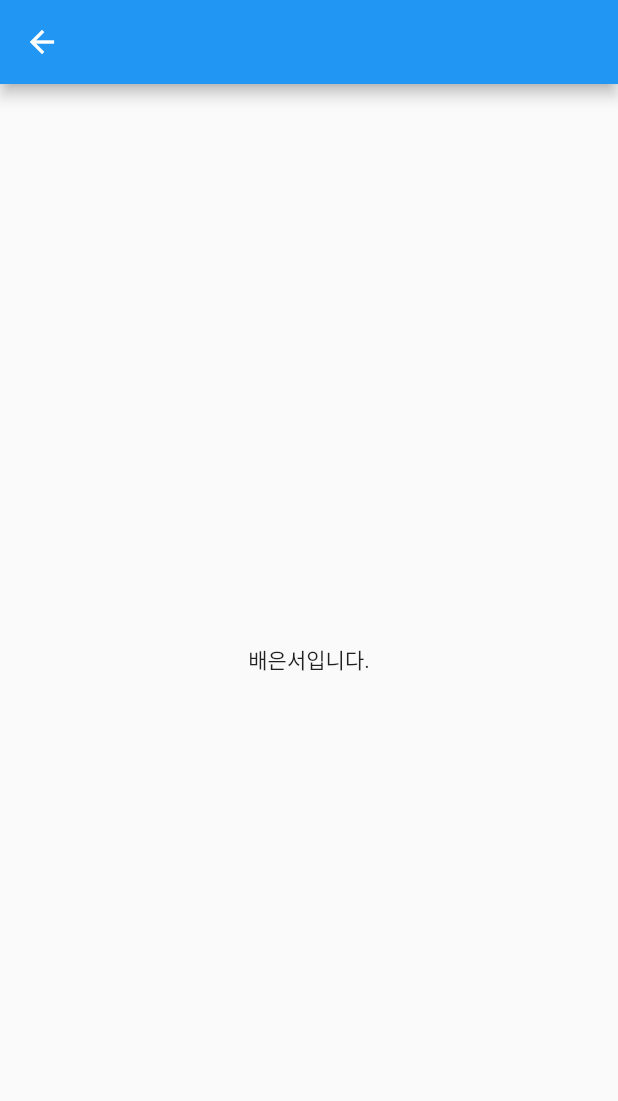
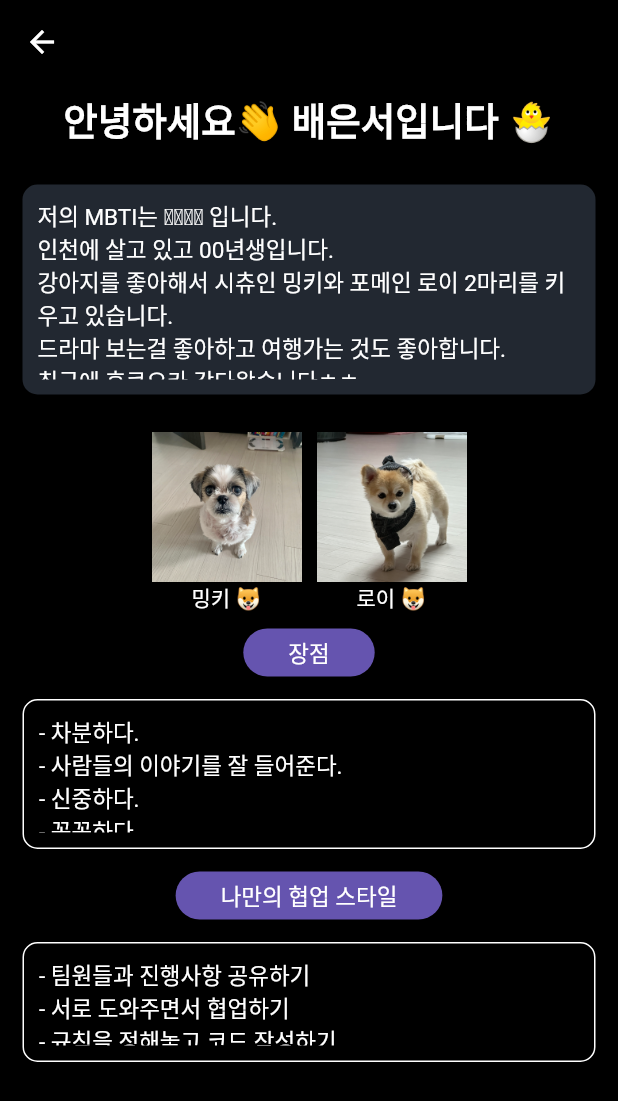
Before and after one commit to ThePerfectMartini/sparta_7th_iOS_team10, a Flutter app: the bes screen opened directly, on a phone screen of 412 x 824 dp. Shown: the top 1101 px of the screen. Run offline on Flutter 3.47's test engine with Material 2 defaults, Android fonts, the phone set to English and light mode, and no system bars.

Commit message:
자기소개 페이지 구현

```diff
--- a/lib/bes.dart
+++ b/lib/bes.dart
@@ -8,10 +8,86 @@ class bes extends StatelessWidget {
   @override
   Widget build(BuildContext context) {
     return Scaffold(
-      appBar: AppBar(),
-      body: Center(
-        child: Text("배은서입니다."),
-      ),
+      backgroundColor: Colors.black,
+      appBar: AppBar(backgroundColor: Colors.black,),
+      body: Container(
+          child: Center(
+              child: Column(
+                mainAxisAlignment: MainAxisAlignment.start,
+                children: [
+                Padding(
+                  padding: EdgeInsets.only(top: 5, left: 20, right: 20, bottom: 10),
+                  child: Text('안녕하세요👋 배은서입니다 🐣',
+                    style: TextStyle(fontSize: 25, fontWeight: FontWeight.bold, color: Colors.white),
+                    textAlign: TextAlign.center,)
+                ),
+                Padding(
+                  padding: EdgeInsets.all(15),
+                  child: Container(
+                    width: 400, height: 140,
+                    decoration: BoxDecoration(borderRadius: BorderRadius.circular(10), color: Color.fromRGBO(34, 40, 49, 1)),
+                    padding: EdgeInsets.all(10),
+                    child: Text('저의 MBTI는 𝐈𝐒𝐓𝑱 입니다. \n인천에 살고 있고 00년생입니다.\n'
+                        '강아지를 좋아해서 시츄인 밍키와 포메인 로이 2마리를 키우고 있습니다.\n'
+                        '드라마 보는걸 좋아하고 여행가는 것도 좋아합니다. \n최근에 후쿠오카 갔다왔습니다ㅎㅎ',
+                      style: TextStyle(fontSize: 15, color: Colors.white),),),
+                ),
+                  Padding(
+                    padding: EdgeInsets.all(5),
+                    child: Row(
+                      mainAxisAlignment: MainAxisAlignment.center,
+                      children: [
+                        Padding(
+                          padding: EdgeInsets.all(5),
+                          child: Column(
+                            children: [
+                              Image.asset('image/minky.jpg', width: 100, height: 100),
+                              Text('밍키 🐶︎', style: TextStyle(color: Colors.white),)
+                            ],),),
+                        Padding(
+                          padding: EdgeInsets.all(5),
+                          child: Column(
+                            children: [
+                              Image.asset('image/roy.jpg', width: 100, height: 100,),
+                              Text('로이 🐶︎', style: TextStyle(color: Colors.white),)
+                            ],),),
+                    ],),
+                  ),
+                  Container(
+                    decoration: BoxDecoration(borderRadius: BorderRadius.circular(20), color: Color.fromRGBO(101, 84, 175, 1)),
+                    padding: EdgeInsets.only(top: 5, right: 30, bottom: 5, left: 30),
+                    child: Text('장점', textAlign: TextAlign.start, style: TextStyle(fontSize: 15, color: Colors.white)),
+                  ),
+                  Padding(
+                    padding: EdgeInsets.all(15),
+                    child: Container(
+                      width: 400, height: 100,
+                      decoration: BoxDecoration(
+                          border: Border.all(color: Colors.white),
+                          borderRadius: BorderRadius.circular(10)),
+                      padding: EdgeInsets.all(10),
+                      child: Text('- 차분하다. \n- 사람들의 이야기를 잘 들어준다.\n- 신중하다.\n- 꼼꼼하다.',
+                        style: TextStyle(fontSize: 15, color: Colors.white),),),
+                  ),
+                  Container(
+                    decoration: BoxDecoration(borderRadius: BorderRadius.circular(20), color: Color.fromRGBO(101, 84, 175, 1)),
+                    padding: EdgeInsets.only(top: 5, right: 30, bottom: 5, left: 30),
+                    child: Text('나만의 협업 스타일', textAlign: TextAlign.start, style: TextStyle(fontSize: 15, color: Colors.white)),
+                  ),
+                  Padding(
+                    padding: EdgeInsets.all(15),
+                    child: Container(
+                      width: 400, height: 80,
+                      decoration: BoxDecoration(
+                          border: Border.all(color: Colors.white),
+                          borderRadius: BorderRadius.circular(10)),
+                      padding: EdgeInsets.all(10),
+                      child: Text('- 팀원들과 진행사항 공유하기 \n- 서로 도와주면서 협업하기 \n- 규칙을 정해놓고 코드 작성하기',
+                        style: TextStyle(fontSize: 15, color: Colors.white),),),
+                  ),
+      ],),)
+
+      )
     );
   }
 }
--- a/pubspec.yaml
+++ b/pubspec.yaml
@@ -57,6 +57,9 @@ flutter:
   # included with your application, so that you can use the icons in
   # the material Icons class.
   uses-material-design: true
+  assets:
+    - image/minky.jpg
+    - image/roy.jpg
 
   # To add assets to your application, add an assets section, like this:
   # assets:
```
Also changed, not shown: image/minky.jpg (added), image/roy.jpg (added), 361 other files.
